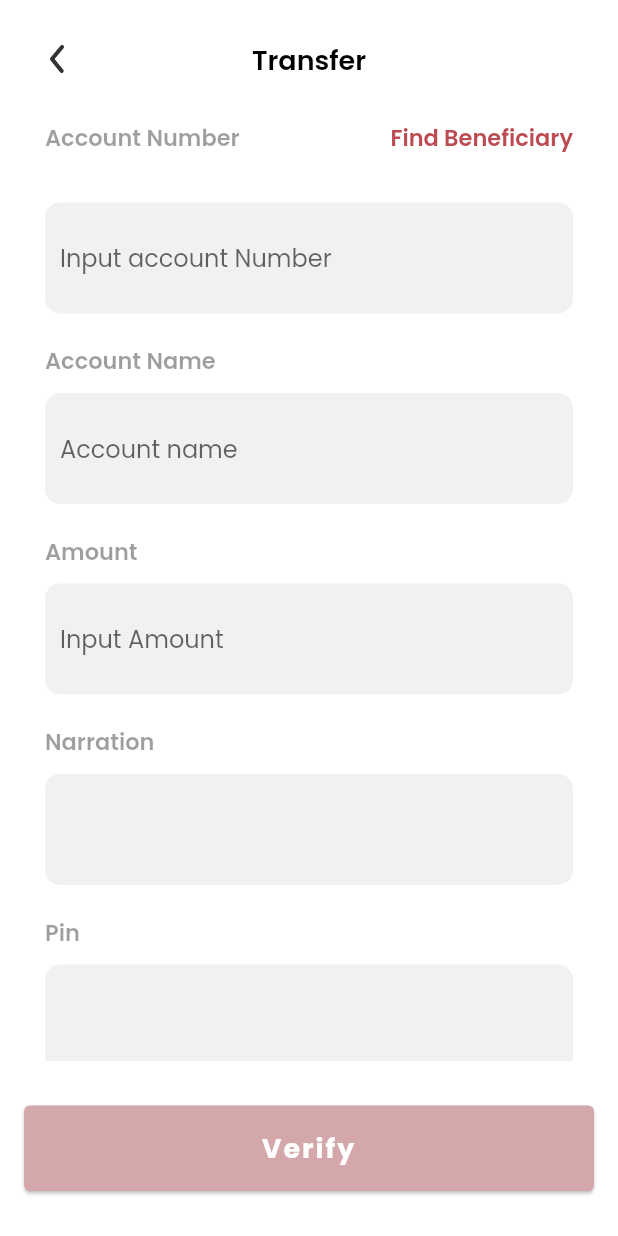
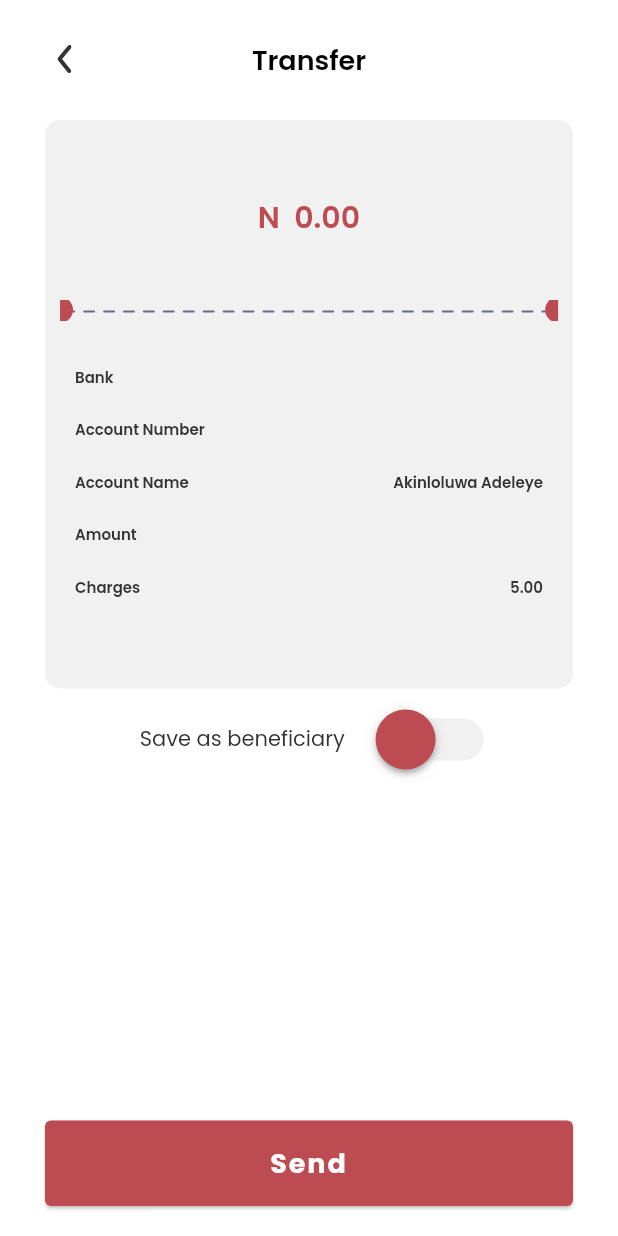
Before and after one commit to anjolaoluwaakindipe/islandmfb_flutter_version, a Flutter app: the screen it shows after launch, on a phone screen of 412 x 824 dp. Run offline on Flutter 3.47's test engine with Material 2 defaults, Android fonts, the phone set to English and light mode, and no system bars; our stand-ins replace dropdown_button2, dropdown_search, flutter_secure_storage, flutter_svg, form_validator, get and 5 more; missing offline and left inert: bs_flutter, flutter_initicon.

Commit message:
Own Account Transfer Verification Page

```diff
--- a/lib/main.dart
+++ b/lib/main.dart
@@ -3,6 +3,7 @@ import 'package:get/get.dart';
 import 'package:google_fonts/google_fonts.dart';
 import 'package:islandmfb_flutter_version/pages/another_transfer_page.dart';
 import 'package:islandmfb_flutter_version/pages/get_started_page.dart';
+import 'package:islandmfb_flutter_version/pages/own_account_transfer_verification_page.dart';
 import 'package:islandmfb_flutter_version/pages/splash_screen_page.dart';
 import 'package:islandmfb_flutter_version/pages/transaction_history_page.dart';
 import 'package:islandmfb_flutter_version/pages/transfer_mfb_account_page.dart';
@@ -33,7 +34,7 @@ class MyApp extends StatelessWidget {
             bodyColor: const Color(0xFF333333),
             displayColor: const Color(0xFF333333)),
       ),
-      home: const MfbAccountTransferPage(),
+      home: const OwnAccountTransferVerificationPage(),
     );
   }
 }
--- a/lib/pages/create_account_new_page.dart
+++ b/lib/pages/create_account_new_page.dart
@@ -56,7 +56,6 @@ class _CreateAccountNewPageState extends State<CreateAccountNewPage> {
 
   @override
   Widget build(BuildContext context) {
-
     return Scaffold(
       resizeToAvoidBottomInset: true,
       appBar: AppBar(
--- /dev/null
+++ b/lib/pages/own_account_transfer_verification_page.dart
@@ -0,0 +1,291 @@
+import 'package:flutter/material.dart';
+import 'package:flutter_svg/flutter_svg.dart';
+import 'package:get/get.dart';
+import 'package:intl/intl.dart';
+import 'package:islandmfb_flutter_version/components/shared/app_button.dart';
+import 'package:islandmfb_flutter_version/pages/home_page.dart';
+import 'package:islandmfb_flutter_version/pages/success_page.dart';
+import 'package:islandmfb_flutter_version/state/airtime_state_controller.dart';
+import 'package:islandmfb_flutter_version/utilities/colors.dart';
+
+class OwnAccountTransferVerificationPage extends StatefulWidget {
+  const OwnAccountTransferVerificationPage({Key? key}) : super(key: key);
+
+  @override
+  State<OwnAccountTransferVerificationPage> createState() =>
+      _OwnAccountTransferVerificationPageState();
+}
+
+class _OwnAccountTransferVerificationPageState
+    extends State<OwnAccountTransferVerificationPage> {
+  AirtimeStateController airtimeState = Get.put(AirtimeStateController());
+
+  // naira formatter
+  final nairaFormat = NumberFormat.currency(name: "N  ");
+
+  void onPayHandler() {
+    Get.to(SuccessPage(
+      buttonText: "Continue",
+      successMessage: "Airtime Payment was successful!!!",
+      nextPage: const HomePage(),
+    ));
+  }
+
+  @override
+  Widget build(BuildContext context) {
+    Map<String, dynamic> airtimeReceipt = airtimeState.airtimeState;
+
+    bool _value = false;
+
+    return Scaffold(
+      // APP BAR
+      appBar: AppBar(
+        leading: Padding(
+          padding: const EdgeInsets.only(left: 30.0),
+          child: IconButton(
+            onPressed: () {
+              Get.back();
+            },
+            icon: SvgPicture.asset(
+              "assets/images/back.svg",
+              height: 20,
+            ),
+          ),
+        ),
+        backgroundColor: whiteColor,
+        title: const Text(
+          "Transfer",
+          style: TextStyle(
+            fontWeight: FontWeight.w600,
+            fontSize: 18,
+            color: blackColor,
+          ),
+        ),
+        centerTitle: true,
+        elevation: 0,
+        toolbarHeight: 80,
+      ),
+      backgroundColor: whiteColor,
+
+      //BOTTOM NAV
+      bottomNavigationBar: Padding(
+        padding: const EdgeInsets.symmetric(
+          horizontal: 30.0,
+          vertical: 20,
+        ),
+        child: AppButton(
+          text: "Send",
+          onPress: () {
+            onPayHandler();
+          },
+        ),
+      ),
+
+      // BODY
+      body: SingleChildScrollView(
+        child: Padding(
+          padding: const EdgeInsets.symmetric(horizontal: 30.0),
+          child: Column(children: [
+            const SizedBox(
+              height: 0,
+            ),
+            Container(
+              padding: const EdgeInsets.only(
+                top: 50,
+                left: 0,
+                right: 0,
+              ),
+              decoration: BoxDecoration(
+                color: accentColor,
+                borderRadius: BorderRadius.circular(10),
+              ),
+              child: Obx(() => Column(children: [
+                    Center(
+                      child: Text(
+                        nairaFormat.format(airtimeReceipt["amount"] ?? 0),
+                        style: const TextStyle(
+                          color: primaryColor,
+                          fontSize: 20,
+                          fontWeight: FontWeight.w600,
+                        ),
+                      ),
+                    ),
+                    const SizedBox(height: 40),
+                    SizedBox(
+                      width: (MediaQuery.of(context).size.width - 50),
+                      child: SvgPicture.asset(
+                        "assets/images/receiptDivider.svg",
+                        fit: BoxFit.cover,
+                      ),
+                    ),
+                    const SizedBox(height: 30),
+                    Padding(
+                      padding: const EdgeInsets.symmetric(
+                        horizontal: 20.0,
+                      ),
+                      child: Column(
+                        children: [
+                          Row(
+                            crossAxisAlignment: CrossAxisAlignment.start,
+                            mainAxisAlignment: MainAxisAlignment.spaceBetween,
+                            children: [
+                              const Text(
+                                "Bank",
+                                style: TextStyle(
+                                  fontSize: 10,
+                                  fontWeight: FontWeight.w600,
+                                ),
+                              ),
+                              Text(airtimeReceipt["biller"] ?? "",
+                                  textAlign: TextAlign.right,
+                                  style: const TextStyle(
+                                    fontSize: 10,
+                                    fontWeight: FontWeight.w600,
+                                  )),
+                            ],
+                          ),
+                          const SizedBox(height: 20),
+                          Row(
+                            crossAxisAlignment: CrossAxisAlignment.start,
+                            mainAxisAlignment: MainAxisAlignment.spaceBetween,
+                            children: [
+                              const Text("Account Number",
+                                  style: TextStyle(
+                                    fontSize: 10,
+                                    fontWeight: FontWeight.w600,
+                                  )),
+                              Text(airtimeReceipt["product"] ?? "",
+                                  textAlign: TextAlign.right,
+                                  style: const TextStyle(
+                                    fontSize: 10,
+                                    fontWeight: FontWeight.w600,
+                                  )),
+                            ],
+                          ),
+                          const SizedBox(height: 20),
+                          Row(
+                            mainAxisAlignment: MainAxisAlignment.spaceBetween,
+                            children: const [
+                              Text("Account Name",
+                                  style: TextStyle(
+                                    fontSize: 10,
+                                    fontWeight: FontWeight.w600,
+                                  )),
+                              Text("Akinloluwa Adeleye",
+                                  textAlign: TextAlign.right,
+                                  style: TextStyle(
+                                    fontSize: 10,
+                                    fontWeight: FontWeight.w600,
+                                  )),
+                            ],
+                          ),
+                          const SizedBox(height: 20),
+                          Row(
+                            crossAxisAlignment: CrossAxisAlignment.start,
+                            mainAxisAlignment: MainAxisAlignment.spaceBetween,
+                            children: [
+                              const Padding(
+                                padding: EdgeInsets.only(right: 40.0),
+                                child: Text("Amount",
+                                    style: TextStyle(
+                                      fontSize: 10,
+                                      fontWeight: FontWeight.w600,
+                                    )),
+                              ),
+                              Expanded(
+                                child:
+                                    Text(airtimeReceipt["mobileNumber"] ?? "",
+                                        textAlign: TextAlign.right,
+                                        style: const TextStyle(
+                                          fontSize: 10,
+                                          fontWeight: FontWeight.w600,
+                                        )),
+                              ),
+                            ],
+                          ),
+                          const SizedBox(height: 20),
+                          Row(
+                            crossAxisAlignment: CrossAxisAlignment.start,
+                            mainAxisAlignment: MainAxisAlignment.spaceBetween,
+                            children: const [
+                              Text("Charges",
+                                  style: TextStyle(
+                                    fontSize: 10,
+                                    fontWeight: FontWeight.w600,
+                                  )),
+                              Text("5.00",
+                                  textAlign: TextAlign.right,
+                                  style: TextStyle(
+                                    fontSize: 10,
+                                    fontWeight: FontWeight.w600,
+                                  )),
+                            ],
+                          ),
+                        ],
+                      ),
+                    ),
+                    const SizedBox(height: 60),
+                  ])),
+            ),
+            const SizedBox(height: 10),
+            Row(
+              children: [
+                const Text("Save as beneficiary"),
+                const SizedBox(
+                  width: 30,
+                ),
+                SwitchScreen(),
+              ],
+              crossAxisAlignment: CrossAxisAlignment.center,
+              mainAxisAlignment: MainAxisAlignment.center,
+            ),
+          ]),
+        ),
+      ),
+    );
+  }
+}
+
+class SwitchScreen extends StatefulWidget {
+  @override
+  SwitchClass createState() => new SwitchClass();
+}
+
+class SwitchClass extends State {
+  bool isSwitched = false;
+  // var textValue = 'Switch is OFF';
+
+  void toggleSwitch(bool value) {
+    if (isSwitched == false) {
+      setState(() {
+        isSwitched = true;
+      });
+      print('Switch Button is ON');
+    } else {
+      setState(() {
+        isSwitched = false;
+      });
+      print('Switch Button is OFF');
+    }
+  }
+
+  @override
+  Widget build(BuildContext context) {
+    return Column(mainAxisAlignment: MainAxisAlignment.center, children: [
+      Transform.scale(
+          scale: 2,
+          child: Switch(
+            onChanged: toggleSwitch,
+            value: isSwitched,
+            activeColor: primaryColor,
+            activeTrackColor: accentColor,
+            inactiveThumbColor: primaryColor,
+            inactiveTrackColor: accentColor,
+          )),
+      // Text(
+      //   '$textValue',
+      //   style: TextStyle(fontSize: 20),
+      // )
+    ]);
+  }
+}
```
